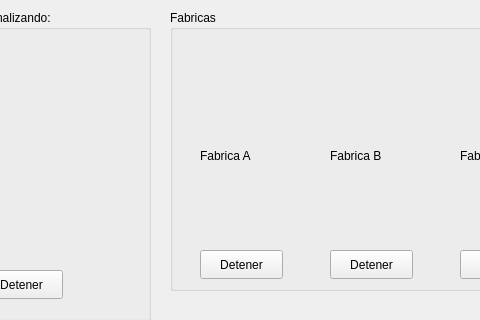
First picture: the form in mainwindow.ui, repository Josue-Echeverria/ProyectoED1, before the edit; both pictures show x 360 to 840 and y 0 to 320 of the 1118 by 709 pixel window.
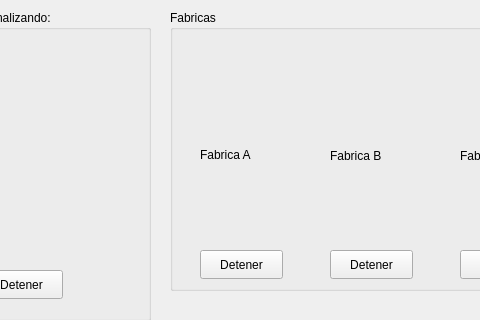
Second picture: the form after the edit.

Patch:
```diff
--- a/mainwindow.ui
+++ b/mainwindow.ui
@@ -130,7 +130,7 @@
       </rect>
      </property>
      <property name="text">
-      <string>Fabrica A</string>
+      <string>&lt;html&gt;&lt;head/&gt;&lt;body&gt;&lt;p&gt;Fabrica A&lt;/p&gt;&lt;/body&gt;&lt;/html&gt;</string>
      </property>
     </widget>
     <widget class="QLabel" name="labelFabB">
```
Left out of the diff: 2 changed lines with no effect on the pictures.
